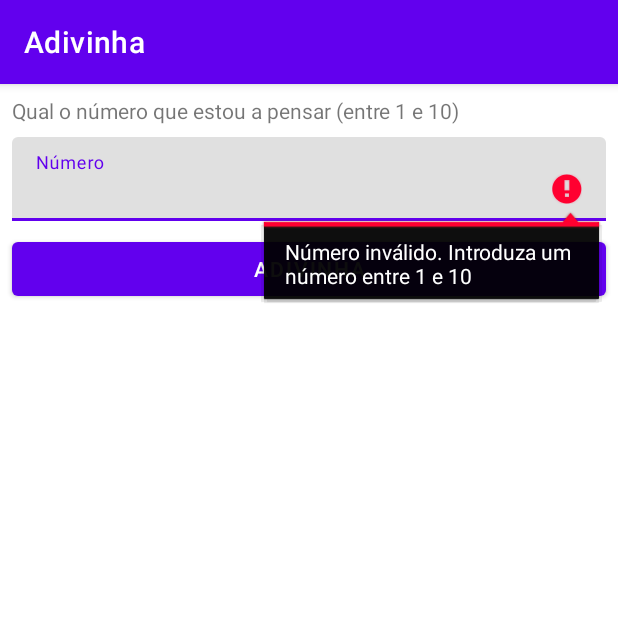
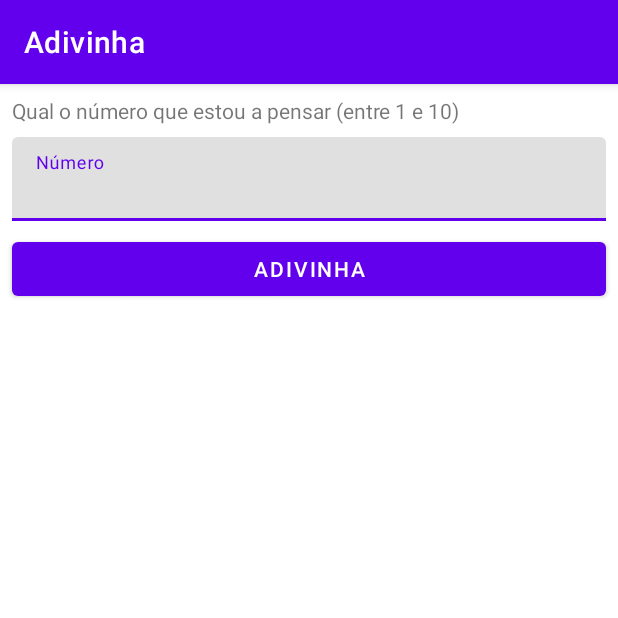
Before and after one commit to delfimgp/Adivinha, an Android app: the screen it shows after launch (MainActivity), after a tap on "ADIVINHA", on a phone screen of 412 x 824 dp, the top half of it. Run offline under Robolectric (Android 15) with nearby library versions, the phone set to English and light mode, and no system bars; 2 statements that could not run were skipped.

Commit message:
Maior ou menor

```diff
--- a/app/src/main/java/pt/delfimpereira/adivinha/MainActivity.java
+++ b/app/src/main/java/pt/delfimpereira/adivinha/MainActivity.java
@@ -5,6 +5,7 @@ import androidx.appcompat.app.AppCompatActivity;
 import android.os.Bundle;
 import android.view.View;
 import android.widget.EditText;
+import android.widget.TextView;
 
 import java.util.Random;
 
@@ -12,6 +13,10 @@ public class MainActivity extends AppCompatActivity {
     private Random random= new Random();
     private int numeroAdivinhar;
     private int tentativas;
+
+    private EditText editTextNumero = null;
+    private TextView textViewAcertou = null;
+
 
     @Override
     protected void onCreate(Bundle savedInstanceState) {
@@ -26,20 +31,47 @@ public class MainActivity extends AppCompatActivity {
         tentativas = 0;
     }
 
+    private EditText getEditTextNumero() {
+        if (editTextNumero == null) {
+            EditText editTextNumero = findViewById(R.id.editTextNumero);
+        }
+
+        return  editTextNumero;
+    }
+
+    private TextView getTextViewAcertou() {
+        if (textViewAcertou == null) {
+            textViewAcertou = findViewById(R.id.textViewAcertou);
+        }
+
+        return textViewAcertou;
+    }
+
     public void adivinha(View view) {
         int numero = getNumero();
 
+        if (numero < 1 || numero > 10) {
+            EditText editTextNumero = getEditTextNumero();
+            editTextNumero.setError(getString(R.string.numero_invalido));
+            return;
+        }
+
+        if (numero == numeroAdivinhar) {
+            getTextViewAcertou().setText(R.string.acertou);
+        } else if (numero < numeroAdivinhar) {
+            getTextViewAcertou().setText(R.string.numero_maior);
+        }
+        else {
+            getTextViewAcertou().setText(R.string.numero_menor);
+        }
     }
 
     private int getNumero() {
-        EditText editTextNumero = findViewById(R.id.editTextNumero);
-
-        String s = editTextNumero.getText().toString();
+        String s = getEditTextNumero().getText().toString();
 
         try {
             return Integer.parseInt(s);
         } catch (NumberFormatException e) {
-            editTextNumero.setError("Número inválido. Introduza um número entre 1 e 10");
             e.printStackTrace();
             return 0;
         }
--- a/app/src/main/res/values/strings.xml
+++ b/app/src/main/res/values/strings.xml
@@ -3,4 +3,8 @@
     <string name="numero">Número</string>
     <string name="adivinha">ADIVINHA</string>
     <string name="numero_adivinha">Qual o número que estou a pensar (entre 1 e 10)</string>
+    <string name="numero_invalido">Número inválido. Introduza um número entre 1 e 10</string>
+    <string name="acertou">Parabéns. Acertou!</string>
+    <string name="numero_maior">Estou a pensar num número maior.</string>
+    <string name="numero_menor">Estou a pensar num número menor.</string>
 </resources>
```
